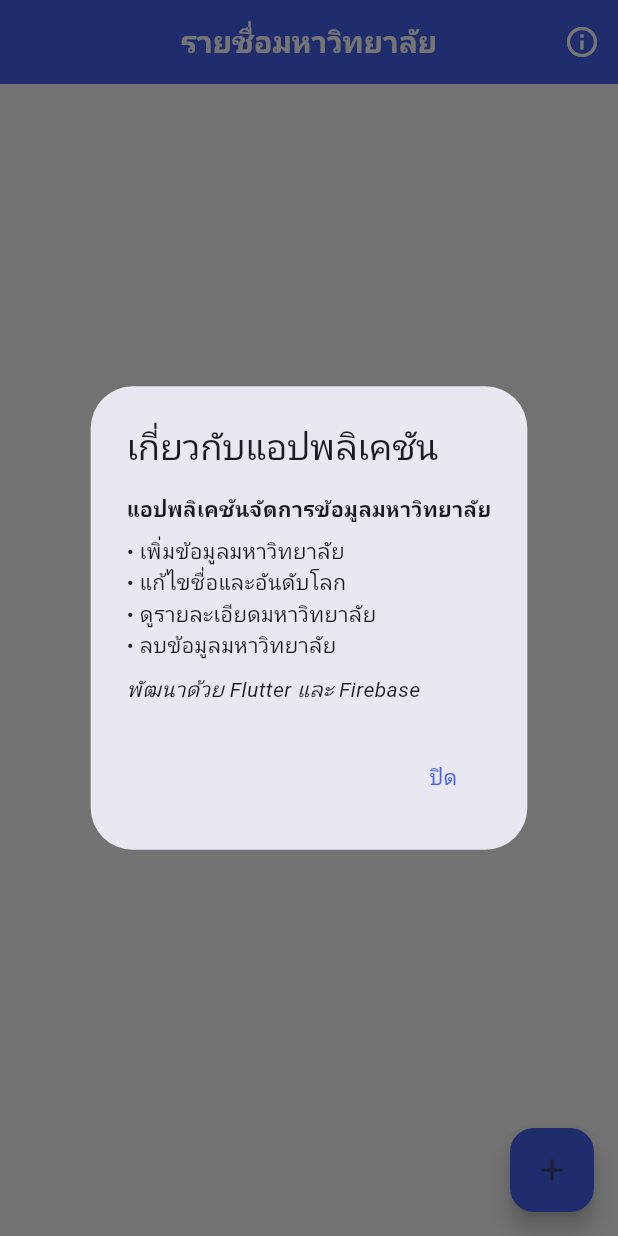
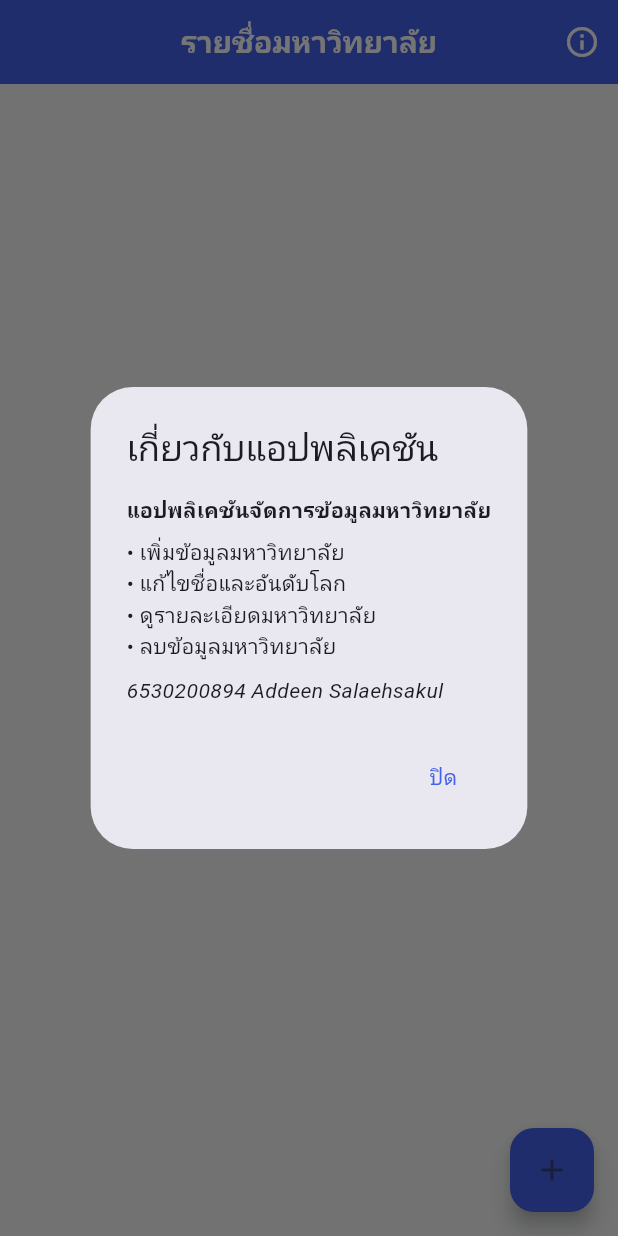
Before and after one commit to itzdeenzxx/quiz-flutter-firebase, a Flutter app: the screen it shows after launch, after a tap on the "info outline" icon, on a phone screen of 412 x 824 dp. Run offline on Flutter 3.47's test engine with Material 3 defaults, Android fonts, the light colour scheme and no system bars; our stand-ins replace cloud_firestore, firebase_core; accounts and stored records are empty.

Commit message:
Update home_screen.dart

```diff
--- a/lib/screens/home_screen.dart
+++ b/lib/screens/home_screen.dart
@@ -197,7 +197,7 @@ class _HomeScreenState extends State<HomeScreen> {
               Text('• ลบข้อมูลมหาวิทยาลัย'),
               SizedBox(height: 8),
               Text(
-                'พัฒนาด้วย Flutter และ Firebase',
+                '6530200894 Addeen Salaehsakul',
                 style: TextStyle(fontStyle: FontStyle.italic),
               ),
             ],
```
